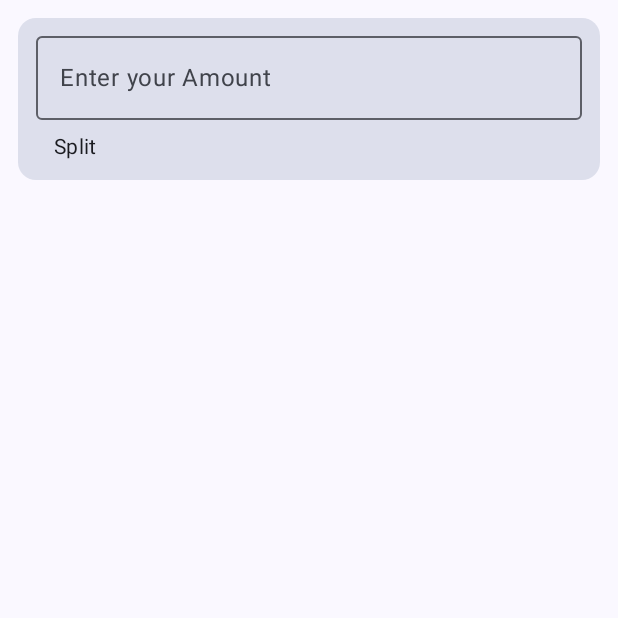
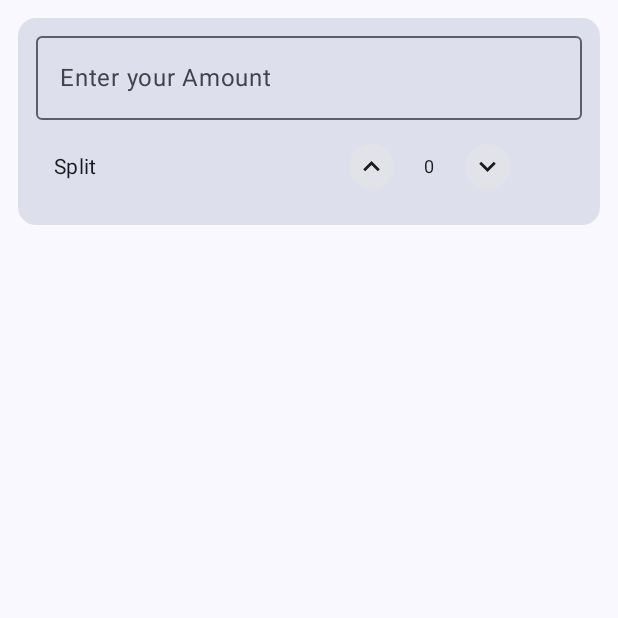
Before and after one commit to Riyalthe1/Tip_Calculator, an Android app built with Jetpack Compose: the composable UserInputArea called with empty values, on a phone screen of 412 x 824 dp, the top half of it. Run offline under Robolectric (Android 15) with nearby library versions, the phone set to English and light mode, and no system bars.

Commit message:
added more stuffs

```diff
--- a/app/src/main/java/com/example/tipcalculator/MainActivity.kt
+++ b/app/src/main/java/com/example/tipcalculator/MainActivity.kt
@@ -3,6 +3,7 @@ package com.example.tipcalculator
 import android.os.Bundle
 import androidx.activity.ComponentActivity
 import androidx.activity.compose.setContent
+import androidx.compose.foundation.clickable
 import androidx.compose.foundation.layout.Column
 import androidx.compose.foundation.layout.Row
 import androidx.compose.foundation.layout.Spacer
@@ -10,9 +11,17 @@ import androidx.compose.foundation.layout.fillMaxSize
 import androidx.compose.foundation.layout.fillMaxWidth
 import androidx.compose.foundation.layout.height
 import androidx.compose.foundation.layout.padding
+import androidx.compose.foundation.layout.size
+import androidx.compose.foundation.layout.wrapContentSize
+import androidx.compose.foundation.shape.CircleShape
 import androidx.compose.foundation.shape.RoundedCornerShape
 import androidx.compose.foundation.text.KeyboardActions
 import androidx.compose.foundation.text.KeyboardOptions
+import androidx.compose.material.icons.Icons
+import androidx.compose.material.icons.filled.KeyboardArrowDown
+import androidx.compose.material.icons.filled.KeyboardArrowUp
+import androidx.compose.material3.Card
+import androidx.compose.material3.Icon
 import androidx.compose.material3.MaterialTheme
 import androidx.compose.material3.OutlinedTextField
 import androidx.compose.material3.Surface
@@ -22,6 +31,7 @@ import androidx.compose.ui.Alignment
 import androidx.compose.ui.ExperimentalComposeUiApi
 import androidx.compose.ui.Modifier
 import androidx.compose.ui.graphics.Color
+import androidx.compose.ui.graphics.vector.ImageVector
 import androidx.compose.ui.platform.LocalSoftwareKeyboardController
 import androidx.compose.ui.res.colorResource
 import androidx.compose.ui.text.TextStyle
@@ -61,7 +71,7 @@ fun TipCalculator() {
     }
 }
 
-@Preview(showBackground = true)
+@Preview(showBackground = false)
 @Composable
 fun TotalHeader(amount: Float = 0f) {
     Surface(
@@ -96,9 +106,15 @@ fun TotalHeader(amount: Float = 0f) {
     }
 }
 
+@Preview(showBackground = true)
+@Composable
+fun UserInputPreview() {
+    UserInputArea(amount = "12", amountChange = {}, 1,{})
+}
+
 @OptIn(ExperimentalComposeUiApi::class)
 @Composable
-fun UserInputArea(amount: String, amountChange: (String) -> Unit) {
+fun UserInputArea(amount: String, amountChange: (String) -> Unit, personCounter: Int, onAddOrReducePerson:(Int)-> Unit) {
     val keyboardController = LocalSoftwareKeyboardController.current
     Surface(
         modifier = Modifier
@@ -128,13 +144,53 @@ fun UserInputArea(amount: String, amountChange: (String) -> Unit) {
                     keyboardController?.hide()
                 })
             )
-            Spacer(modifier = Modifier.height(8.dp))
-            Row (modifier = Modifier
-                .fillMaxWidth()
-                .padding(horizontal = 12.dp), verticalAlignment = Alignment.CenterVertically){
-Text(text = "Split", style = MaterialTheme.typography.bodyMedium)
+            Spacer(modifier = Modifier.height(4.dp))
+            Row(
+                modifier = Modifier
+                    .fillMaxWidth()
+                    .padding(horizontal = 12.dp), verticalAlignment = Alignment.CenterVertically
+            ) {
+                Text(text = "Split", style = MaterialTheme.typography.bodyMedium)
                 Spacer(modifier = Modifier.fillMaxWidth(.5f))
+                CustomButton(imageVector = Icons.Default.KeyboardArrowUp) {
+                    onAddOrReducePerson.invoke(1)
+                }
+                Text(
+                    text = "${personCounter}",
+                    style = MaterialTheme.typography.bodySmall,
+                    modifier = Modifier.padding(horizontal = 8.dp)
+                )
+                CustomButton(imageVector = Icons.Default.KeyboardArrowDown) {
+                    onAddOrReducePerson.invoke(-1)
+                }
             }
+
         }
     }
 }
+
+@Preview(showBackground = true)
+@Composable
+fun PreviewCustomButton() {
+    CustomButton(imageVector = Icons.Default.KeyboardArrowDown) {
+
+    }
+}
+
+@Composable
+fun CustomButton(imageVector: ImageVector, onClick: () -> Unit) {
+    Card(
+        modifier = Modifier
+            .wrapContentSize()
+            .padding(12.dp)
+            .clickable { onClick.invoke() }, shape = CircleShape
+    ) {
+        Icon(
+            imageVector = imageVector,
+            contentDescription = null,
+            modifier = Modifier
+                .size(30.dp)
+                .padding(4.dp)
+        )
+    }
+}
```
